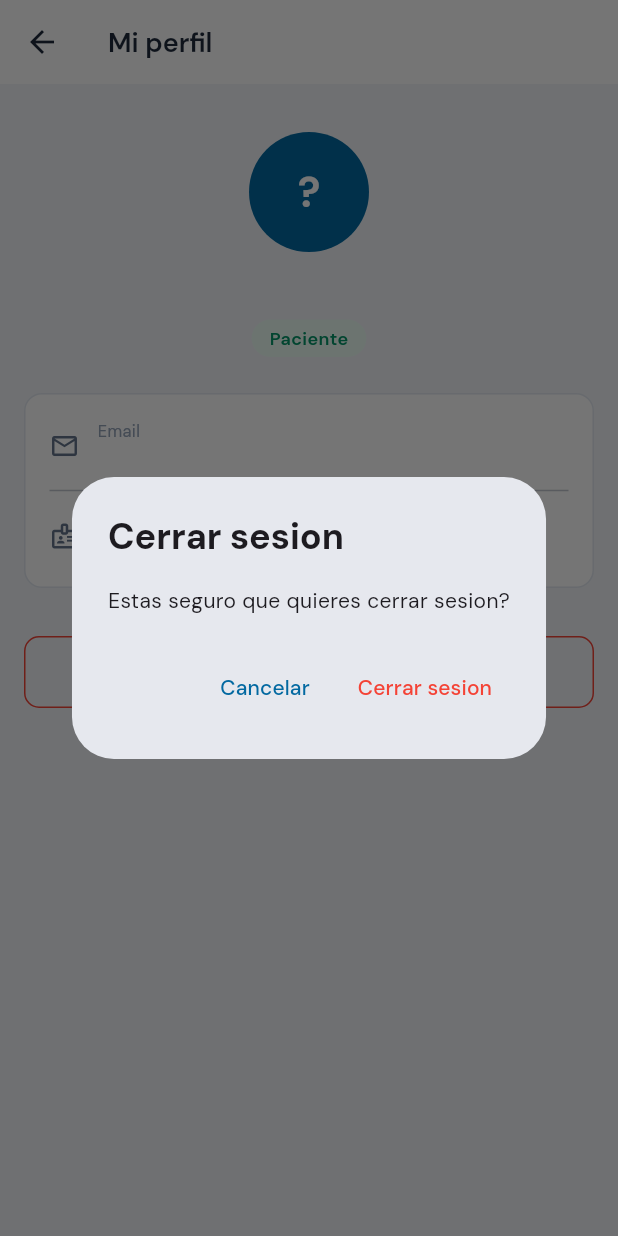
After one commit to LeandroBatioja/medicerca, a Flutter app: the PerfilScreen screen opened directly, after a tap on "Cerrar sesion", on a phone screen of 412 x 824 dp. The commit adds this screen. Run offline on Flutter 3.47's test engine with Material 3 defaults, Android fonts, the phone set to English and light mode, and no system bars; our stand-ins replace google_fonts, shared_preferences; accounts and stored records are empty.

Commit message:
feat: mejorar diseño y navegación en pantallas de formulario

```diff
--- a/medicerca_flutter/lib/providers/app_state.dart
+++ b/medicerca_flutter/lib/providers/app_state.dart
@@ -12,6 +12,7 @@ class AppState extends ChangeNotifier {
   Booking _booking = const Booking();
   bool _isLoading = false;
   bool _initialized = false;
+  int _currentTab = 0;
 
   User? get user => _user;
   String? get token => _token;
@@ -20,6 +21,12 @@ class AppState extends ChangeNotifier {
   bool get isLoading => _isLoading;
   bool get initialized => _initialized;
   bool get isLoggedIn => _token != null && _user != null;
+  int get currentTab => _currentTab;
+
+  void switchTab(int index) {
+    _currentTab = index;
+    notifyListeners();
+  }
 
   void _setLoading(bool v) {
     _isLoading = v;
@@ -89,6 +96,7 @@ class AppState extends ChangeNotifier {
     _token = token;
     _user = user;
     _role = user.role;
+    _currentTab = 0;
     api.setToken(token);
     final prefs = await SharedPreferences.getInstance();
     await prefs.setString('token', token);
@@ -103,6 +111,7 @@ class AppState extends ChangeNotifier {
     _user = null;
     _role = UserRole.patient;
     _booking = const Booking();
+    _currentTab = 0;
     api.setToken(null);
     final prefs = await SharedPreferences.getInstance();
     await prefs.remove('token');
--- /dev/null
+++ b/medicerca_flutter/lib/screens/perfil_screen.dart
@@ -0,0 +1,190 @@
+import 'package:flutter/material.dart';
+import 'package:google_fonts/google_fonts.dart';
+import 'package:provider/provider.dart';
+import '../config/constants.dart';
+import '../config/models.dart';
+import '../providers/app_state.dart';
+import 'login_screen.dart';
+
+class PerfilScreen extends StatelessWidget {
+  const PerfilScreen({super.key});
+
+  @override
+  Widget build(BuildContext context) {
+    final appState = context.watch<AppState>();
+    final user = appState.user;
+    final isDoctor = appState.role == UserRole.doctor;
+
+    return Scaffold(
+      appBar: AppBar(title: const Text('Mi perfil')),
+      body: SingleChildScrollView(
+        padding: const EdgeInsets.all(16),
+        child: Column(
+          children: [
+            const SizedBox(height: 16),
+            CircleAvatar(
+              radius: 40,
+              backgroundColor: AppColors.primary,
+              child: Text(
+                user?.initials ?? '?',
+                style: GoogleFonts.dmSans(
+                  fontSize: 28,
+                  fontWeight: FontWeight.w700,
+                  color: Colors.white,
+                ),
+              ),
+            ),
+            const SizedBox(height: 12),
+            Text(
+              user?.fullName ?? '',
+              style: GoogleFonts.dmSans(
+                fontSize: 20,
+                fontWeight: FontWeight.w700,
+                color: AppColors.textPrimary,
+              ),
+            ),
+            const SizedBox(height: 4),
+            Container(
+              padding: const EdgeInsets.symmetric(horizontal: 12, vertical: 4),
+              decoration: BoxDecoration(
+                color: isDoctor ? AppColors.primaryBg : AppColors.successBg,
+                borderRadius: BorderRadius.circular(20),
+              ),
+              child: Text(
+                isDoctor ? 'Doctor' : 'Paciente',
+                style: GoogleFonts.dmSans(
+                  fontSize: 12,
+                  fontWeight: FontWeight.w600,
+                  color: isDoctor ? AppColors.primary : AppColors.success,
+                ),
+              ),
+            ),
+            const SizedBox(height: 24),
+            Container(
+              width: double.infinity,
+              padding: const EdgeInsets.all(16),
+              decoration: BoxDecoration(
+                color: Colors.white,
+                borderRadius: BorderRadius.circular(12),
+                border: Border.all(color: AppColors.border),
+              ),
+              child: Column(
+                children: [
+                  _ProfileRow(
+                    icon: Icons.email_outlined,
+                    label: 'Email',
+                    value: user?.email ?? '',
+                  ),
+                  const Divider(height: 24),
+                  _ProfileRow(
+                    icon: Icons.badge_outlined,
+                    label: 'Rol',
+                    value: isDoctor ? 'Doctor' : 'Paciente',
+                  ),
+                ],
+              ),
+            ),
+            const SizedBox(height: 32),
+            SizedBox(
+              width: double.infinity,
+              height: 48,
+              child: OutlinedButton.icon(
+                onPressed: () async {
+                  final confirm = await showDialog<bool>(
+                    context: context,
+                    builder: (ctx) => AlertDialog(
+                      title: Text(
+                        'Cerrar sesion',
+                        style: GoogleFonts.dmSans(fontWeight: FontWeight.w700),
+                      ),
+                      content: Text(
+                        'Estas seguro que quieres cerrar sesion?',
+                        style: GoogleFonts.dmSans(),
+                      ),
+                      actions: [
+                        TextButton(
+                          onPressed: () => Navigator.pop(ctx, false),
+                          child: const Text('Cancelar'),
+                        ),
+                        TextButton(
+                          onPressed: () => Navigator.pop(ctx, true),
+                          child: const Text('Cerrar sesion',
+                              style: TextStyle(color: Colors.red)),
+                        ),
+                      ],
+                    ),
+                  );
+                  if (confirm == true) {
+                    await appState.logout();
+                    if (context.mounted) {
+                      Navigator.pushAndRemoveUntil(
+                        context,
+                        MaterialPageRoute(builder: (_) => const LoginScreen()),
+                        (_) => false,
+                      );
+                    }
+                  }
+                },
+                icon: const Icon(Icons.logout, color: Colors.red),
+                label: Text(
+                  'Cerrar sesion',
+                  style: GoogleFonts.dmSans(
+                    fontWeight: FontWeight.w600,
+                    color: Colors.red,
+                  ),
+                ),
+                style: OutlinedButton.styleFrom(
+                  side: const BorderSide(color: Colors.red),
+                ),
+              ),
+            ),
+          ],
+        ),
+      ),
+    );
+  }
+}
+
+class _ProfileRow extends StatelessWidget {
+  final IconData icon;
+  final String label;
+  final String value;
+
+  const _ProfileRow({
+    required this.icon,
+    required this.label,
+    required this.value,
+  });
+
+  @override
+  Widget build(BuildContext context) {
+    return Row(
+      children: [
+        Icon(icon, size: 20, color: AppColors.textSecondary),
+        const SizedBox(width: 12),
+        Expanded(
+          child: Column(
+            crossAxisAlignment: CrossAxisAlignment.start,
+            children: [
+              Text(
+                label,
+                style: GoogleFonts.dmSans(
+                  fontSize: 11,
+                  color: AppColors.textTertiary,
+                ),
+              ),
+              Text(
+                value,
+                style: GoogleFonts.dmSans(
+                  fontSize: 14,
+                  fontWeight: FontWeight.w600,
+                  color: AppColors.textPrimary,
+                ),
+              ),
+            ],
+          ),
+        ),
+      ],
+    );
+  }
+}
```
Also changed, not shown: medicerca_flutter/lib/screens/form_step1_screen.dart (+29 -10 lines), medicerca_flutter/lib/screens/form_step2_screen.dart (+20 -10 lines), medicerca_flutter/lib/screens/form_step3_screen.dart (+23 -33 lines), medicerca_flutter/lib/screens/inicio_screen.dart (+28 -36 lines), medicerca_flutter/lib/screens/main_shell.dart (+38 -28 lines), medicerca_flutter/lib/widgets/mobile_tab_bar.dart (+6 -4 lines).
